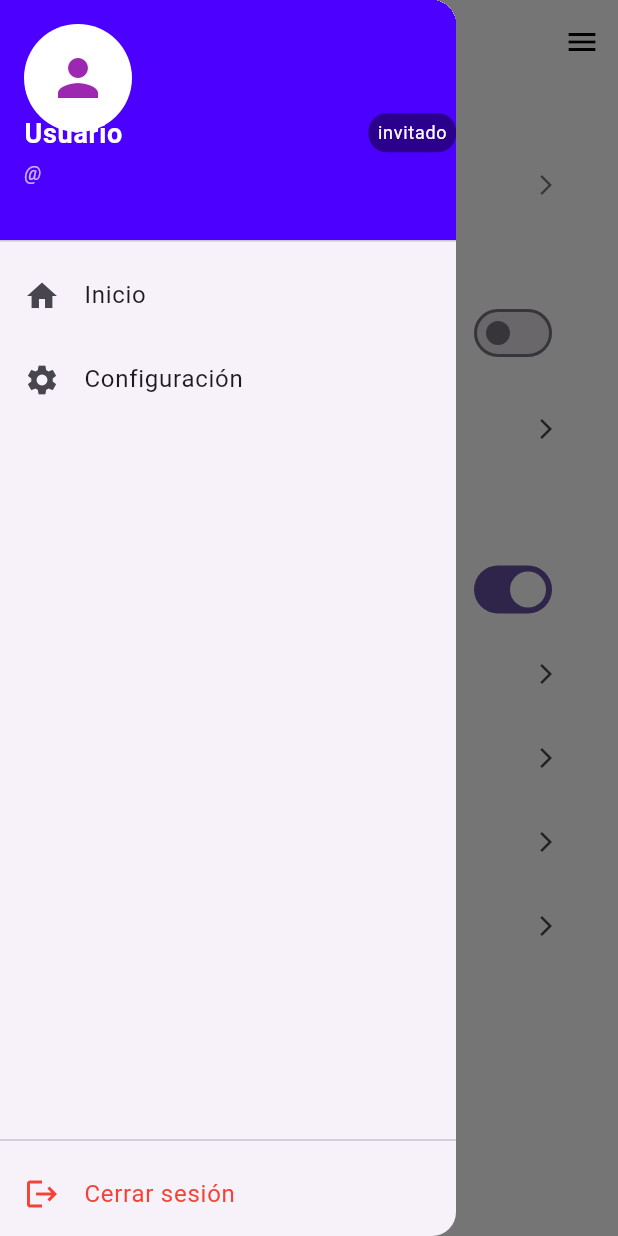
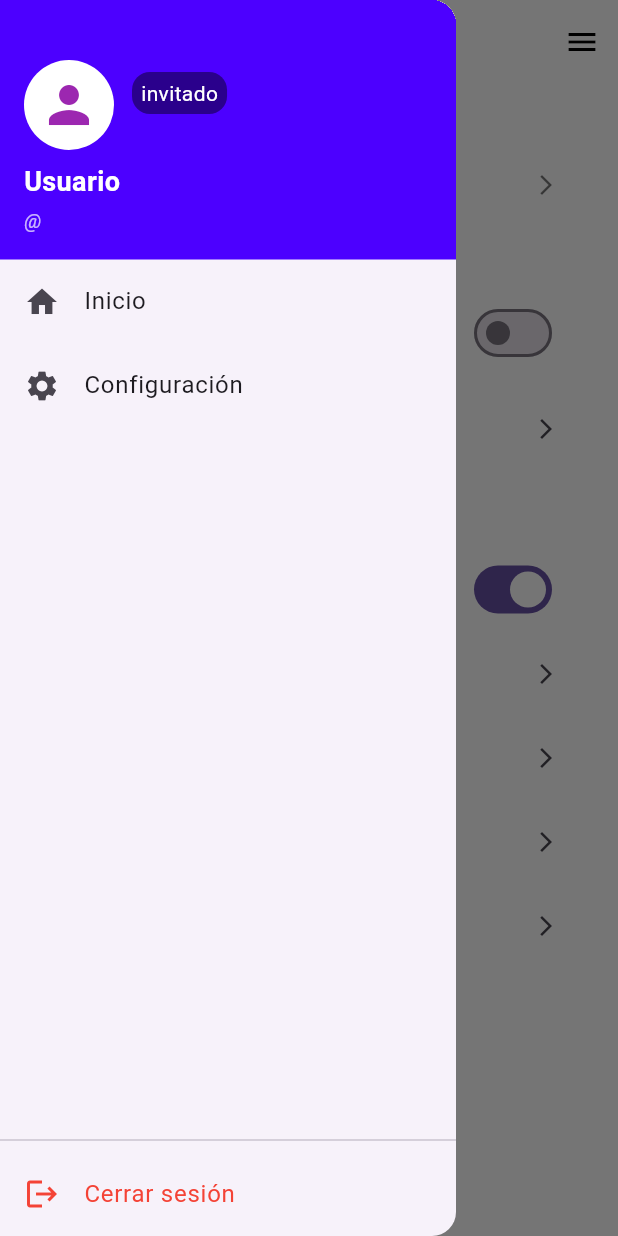
Before and after one commit to Santy28-Bv/usutlax, a Flutter app: the ConfiguracionScreen screen opened by its route, in the side drawer, after a tap on the "arrow back ios" icon, on a phone screen of 412 x 824 dp. Run offline on Flutter 3.47's test engine with Material 3 defaults, Android fonts, the phone set to English and light mode, and no system bars; our stand-ins replace cloud_firestore, emoji_picker_flutter, firebase_core, firebase_storage, google_maps_flutter, image_picker and 2 more; accounts and stored records are empty; Roboto replaces fonts that are missing (Times New Roman).

Commit message:
correción de el drawer

```diff
--- a/lib/main.dart
+++ b/lib/main.dart
@@ -7,6 +7,7 @@ import 'package:usutlax/screens/gestion_usuarios.dart';
 import 'package:usutlax/screens/gestion_de_unidades.dart';
 import 'package:usutlax/screens/lista_choferes.dart';
 import 'package:usutlax/screens/login_screen.dart';
+import 'package:usutlax/screens/perfil_screen.dart'; // ✅ Import PerfilScreen
 import 'firebase_options.dart';
 import 'main_menu.dart';
 import 'package:provider/provider.dart';
@@ -27,11 +28,10 @@ void main() async {
 class MiApp extends StatelessWidget {
   const MiApp({super.key});
 
-  // ✅ Verifica si hay sesión y obtiene rol
   Future<Map<String, dynamic>> _verificarSesion() async {
     final prefs = await SharedPreferences.getInstance();
     final logueado = prefs.getBool('logueado') ?? false;
-    final rol = prefs.getString('rol') ?? ''; // Recuperar rol guardado
+    final rol = prefs.getString('rol') ?? '';
     return {'logueado': logueado, 'rol': rol};
   }
 
@@ -54,8 +54,6 @@ class MiApp extends StatelessWidget {
         return MaterialApp(
           title: 'Urbanos y Sub Urbanos de Tlaxcala S.A. de C.V.',
           debugShowCheckedModeBanner: false,
-
-          // 🌍 Localización
           localizationsDelegates: const [
             GlobalMaterialLocalizations.delegate,
             GlobalWidgetsLocalizations.delegate,
@@ -64,7 +62,6 @@ class MiApp extends StatelessWidget {
           supportedLocales: const [Locale('es', 'ES'), Locale('en', 'US')],
           locale: const Locale('es', 'ES'),
 
-          // 🔹 Tema claro
           theme: ThemeData(
             brightness: Brightness.light,
             scaffoldBackgroundColor: Colors.white,
@@ -85,8 +82,6 @@ class MiApp extends StatelessWidget {
               bodyLarge: TextStyle(fontSize: config.fontSize),
             ),
           ),
-
-          // 🔹 Tema oscuro
           darkTheme: ThemeData(
             brightness: Brightness.dark,
             scaffoldBackgroundColor: Colors.black,
@@ -107,14 +102,10 @@ class MiApp extends StatelessWidget {
               bodyLarge: TextStyle(fontSize: config.fontSize),
             ),
           ),
-
-          // 🔹 Aplica configuración
           themeMode: config.modoOscuro ? ThemeMode.dark : ThemeMode.light,
 
-          // 🔹 Pantalla inicial según sesión
           home: logueado ? PantallaPrincipal(rol: rol) : const LoginScreen(),
 
-          // 🔹 Definición de rutas
           onGenerateRoute: (settings) {
             switch (settings.name) {
               case '/login':
@@ -123,6 +114,8 @@ class MiApp extends StatelessWidget {
                 return MaterialPageRoute(
                   builder: (_) => PantallaPrincipal(rol: rol),
                 );
+              case '/perfil': // ✅ Ruta añadida para PerfilScreen
+                return MaterialPageRoute(builder: (_) => const PerfilScreen());
               case '/gestion_chofer':
                 return MaterialPageRoute(
                   builder: (_) => GestionUsuariosScreen(rol: rol),
@@ -156,7 +149,6 @@ class MiApp extends StatelessWidget {
                         },
                       ),
                 );
-
               case '/monitoreo_gps':
                 return MaterialPageRoute(
                   builder: (_) => const ListaChoferesScreen(),
@@ -179,7 +171,6 @@ class MiApp extends StatelessWidget {
 
 class PlaceholderScreen extends StatelessWidget {
   final String titulo;
-
   const PlaceholderScreen(this.titulo, {super.key});
 
   @override
--- a/lib/screens/login_screen.dart
+++ b/lib/screens/login_screen.dart
@@ -45,9 +45,9 @@ class _LoginScreenState extends State<LoginScreen> {
               child: Text(
                 "Al usar esta aplicación aceptas que:\n\n"
                 "- La app podrá acceder a tu ubicación para mejorar el servicio.\n"
-                "- Podrá acceder a tus archivos para almacenar tickets de viaje.\n"
-                "- El uso indebido puede resultar en suspensión de tu cuenta.\n"
-                "- Tus datos estarán sujetos a la política de privacidad.\n",
+                "- Podrá acceder a tus archivos para el uso de archivos multimendia.\n"
+                "- El uso indebido puede resultar en suspensión de tu cuenta por parte de los administradores.\n"
+                "- Tus datos estarán sujetos a la política de privacidad de la empresa \"Urbanos y Sub Urbanos de Tlaxcala S.A de C.V\".\n",
               ),
             ),
             actions: [
--- a/lib/widgets/drawer.dart
+++ b/lib/widgets/drawer.dart
@@ -18,7 +18,7 @@ class _DashboardDrawerState extends State<DashboardDrawer> {
   String? _correo;
   String? _tipoOperador;
   String _rol = "invitado";
-  String? _fotoUrl; // ✅ Foto de perfil
+  String? _fotoUrl;
 
   @override
   void initState() {
@@ -47,7 +47,6 @@ class _DashboardDrawerState extends State<DashboardDrawer> {
           _rol = data["rol"] ?? "invitado";
           _fotoUrl = data["fotoUrl"];
 
-          // 🔹 Guardamos en cache local
           await prefs.setString("nombre", _nombre);
           await prefs.setString("username", _username);
           if (_correo != null) await prefs.setString("correo", _correo!);
@@ -61,7 +60,6 @@ class _DashboardDrawerState extends State<DashboardDrawer> {
         debugPrint("❌ Error al cargar Firestore: $e");
       }
     } else {
-      // Si no hay usuarioId cargamos lo que haya en cache
       _nombre = prefs.getString("nombre") ?? "Usuario";
       _username = prefs.getString("username") ?? "username";
       _correo = prefs.getString("correo");
@@ -82,21 +80,17 @@ class _DashboardDrawerState extends State<DashboardDrawer> {
     try {
       final prefs = await SharedPreferences.getInstance();
       final userId = prefs.getString("usuarioId");
-
       if (userId == null) return;
 
-      // Subimos la foto a Firebase Storage
       final ref = FirebaseStorage.instance.ref().child("usuarios/$userId.jpg");
       await ref.putFile(File(image.path));
       final url = await ref.getDownloadURL();
 
-      // Guardamos en Firestore
       await FirebaseFirestore.instance
           .collection("gestion_usuarios")
           .doc(userId)
           .update({"fotoUrl": url});
 
-      // Guardamos en SharedPreferences
       await prefs.setString("fotoUrl", url);
 
       setState(() => _fotoUrl = url);
@@ -116,14 +110,20 @@ class _DashboardDrawerState extends State<DashboardDrawer> {
     return Drawer(
       child: Column(
         children: [
-          // 🔹 HEADER
-          UserAccountsDrawerHeader(
-            decoration: const BoxDecoration(
-              color: Color.fromARGB(255, 76, 0, 255),
-            ),
-            currentAccountPicture: GestureDetector(
-              onTap: _cambiarFoto, // 📸 Cambiar desde el drawer
+          // 🔹 HEADER PERSONALIZADO
+          Container(
+            color: const Color.fromARGB(255, 76, 0, 255),
+            padding: const EdgeInsets.fromLTRB(16, 40, 16, 16),
+            child: Column(
+              crossAxisAlignment: CrossAxisAlignment.start,
+              children: [
+                Row(
+                  crossAxisAlignment: CrossAxisAlignment.start,
+                  children: [
+                    GestureDetector(
+                      onTap: _cambiarFoto,
                       child: CircleAvatar(
+                        radius: 30,
                         backgroundColor: Colors.white,
                         backgroundImage:
                             _fotoUrl != null ? NetworkImage(_fotoUrl!) : null,
@@ -137,24 +137,12 @@ class _DashboardDrawerState extends State<DashboardDrawer> {
                                 : null,
                       ),
                     ),
-            accountName: Padding(
-              padding: const EdgeInsets.only(top: 24),
-              child: Row(
-                children: [
+                    const SizedBox(width: 12),
                     Expanded(
-                    child: Text(
-                      _nombre,
-                      style: const TextStyle(
-                        fontWeight: FontWeight.bold,
-                        fontSize: 18,
-                        color: Colors.white,
-                      ),
-                      maxLines: 1,
-                      overflow: TextOverflow.ellipsis,
-                    ),
-                  ),
-                  const SizedBox(width: 4),
-                  Container(
+                      child: Container(
+                        alignment: Alignment.centerLeft,
+                        padding: const EdgeInsets.only(top: 8),
+                        child: Container(
                           padding: const EdgeInsets.symmetric(
                             horizontal: 6,
                             vertical: 4,
@@ -170,15 +158,28 @@ class _DashboardDrawerState extends State<DashboardDrawer> {
                                     ? "Chofer (${_tipoOperador!.trim()})"
                                     : "Chofer")
                                 : _rol,
-                      style: const TextStyle(fontSize: 12, color: Colors.white),
+                            style: const TextStyle(
+                              fontSize: 14,
+                              color: Colors.white,
+                            ),
+                          ),
+                        ),
                       ),
                     ),
                   ],
                 ),
+                const SizedBox(height: 8),
+                Text(
+                  _nombre,
+                  style: const TextStyle(
+                    fontWeight: FontWeight.bold,
+                    fontSize: 18,
+                    color: Colors.white,
                   ),
-            accountEmail: Column(
-              crossAxisAlignment: CrossAxisAlignment.start,
-              children: [
+                  maxLines: 2,
+                  overflow: TextOverflow.ellipsis,
+                ),
+                const SizedBox(height: 4),
                 if (_correo != null && _correo!.isNotEmpty)
                   Text(
                     _correo!,
@@ -242,7 +243,11 @@ class _DashboardDrawerState extends State<DashboardDrawer> {
             "Mi perfil",
             () => Navigator.pushNamed(context, '/perfil'),
           ),
-          _item(Icons.gps_fixed, "Monitoreo GPS", () {}),
+          _item(
+            Icons.gps_fixed,
+            "Monitoreo GPS",
+            () => Navigator.pushNamed(context, '/monitoreo_gps'),
+          ),
           _item(
             Icons.message,
             "Mensajes",
@@ -255,12 +260,26 @@ class _DashboardDrawerState extends State<DashboardDrawer> {
             () => Navigator.pushNamed(context, '/gestion_chofer'),
           ),
           _item(
+            Icons.directions_bus,
+            "Gestión de Unidades",
+            () => Navigator.pushNamed(context, '/unidades_transporte'),
+          ),
+          _item(
+            Icons.person_add,
+            "Crear Despachador",
+            () => Navigator.pushNamed(context, '/crear_despachador'),
+          ),
+          _item(
+            Icons.map,
+            "Ver Rutas",
+            () => Navigator.pushNamed(context, '/ver_rutas'),
+          ),
+          _item(
             Icons.settings,
             "Configuración",
             () => Navigator.pushNamed(context, '/configuracion'),
           ),
         ];
-
       case "despachador":
         return [
           _item(
@@ -269,9 +288,29 @@ class _DashboardDrawerState extends State<DashboardDrawer> {
             () => Navigator.pushNamed(context, '/menu_principal'),
           ),
           _item(
-            Icons.person_add,
-            "Añadir Choferes",
+            Icons.people,
+            "Gestión choferes",
             () => Navigator.pushNamed(context, '/gestion_chofer'),
+          ),
+          _item(
+            Icons.directions_bus,
+            "Gestión de Unidades",
+            () => Navigator.pushNamed(context, '/unidades_transporte'),
+          ),
+          _item(
+            Icons.map,
+            "Ver Rutas",
+            () => Navigator.pushNamed(context, '/ver_rutas'),
+          ),
+          _item(
+            Icons.message,
+            "Mensajes",
+            () => Navigator.pushNamed(context, '/mensajes'),
+          ),
+          _item(
+            Icons.gps_fixed,
+            "Monitoreo GPS",
+            () => Navigator.pushNamed(context, '/monitoreo_gps'),
           ),
           _item(
             Icons.settings,
@@ -279,7 +318,6 @@ class _DashboardDrawerState extends State<DashboardDrawer> {
             () => Navigator.pushNamed(context, '/configuracion'),
           ),
         ];
-
       case "chofer":
         return [
           _item(
@@ -299,12 +337,16 @@ class _DashboardDrawerState extends State<DashboardDrawer> {
           ),
           _item(Icons.qr_code_scanner, "Escaneo QR", () {}),
           _item(
+            Icons.map,
+            "Ver Rutas",
+            () => Navigator.pushNamed(context, '/ver_rutas'),
+          ),
+          _item(
             Icons.settings,
             "Configuración",
             () => Navigator.pushNamed(context, '/configuracion'),
           ),
         ];
-
       default:
         return [
           _item(
--- a/pubspec.yaml
+++ b/pubspec.yaml
@@ -25,8 +25,6 @@ dependencies:
   image_picker: ^1.1.2
   firebase_database: ^11.3.9
   google_maps_flutter: ^2.9.0
-  geolocator: ^11.0.0
-  location: ^6.0.1
   emoji_picker_flutter: ^4.3.0
 
 
```
Also changed, not shown: lib/main_menu.dart (+67 -6 lines), lib/screens/chat_screen.dart (+24 -2 lines), lib/screens/chat_users_screen.dart (+37 -20 lines), lib/widgets/bottom_menu.dart (+3 -7 lines), pubspec.lock, 2 other files. Lines whose indentation alone changed are shown as unchanged.
